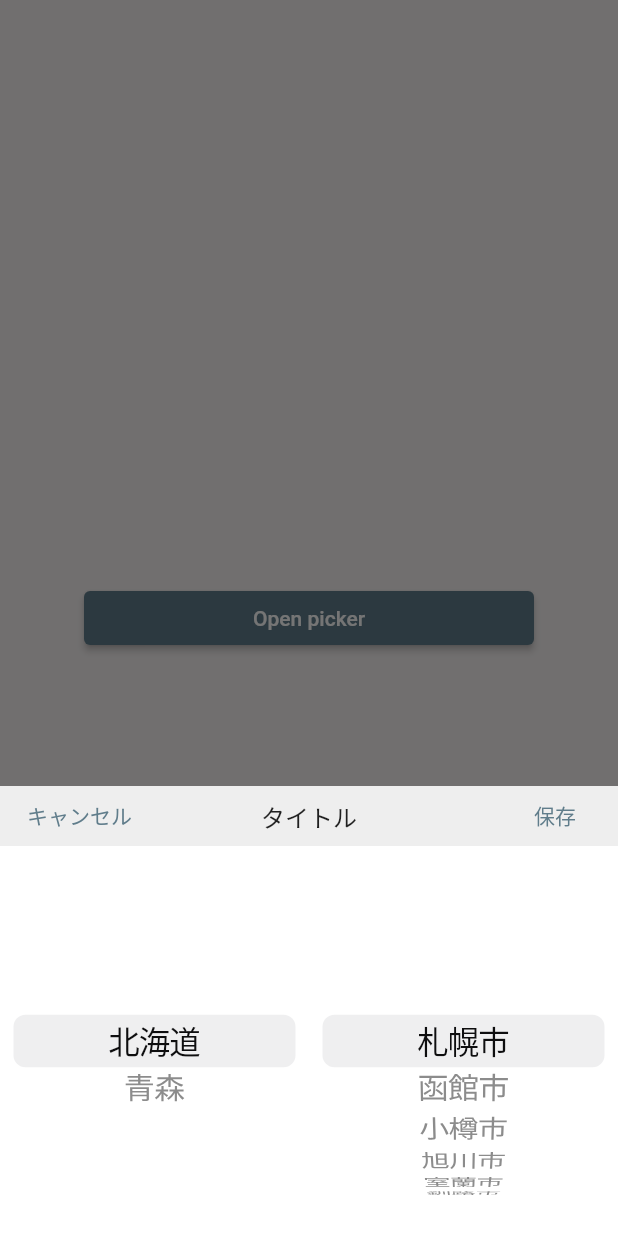
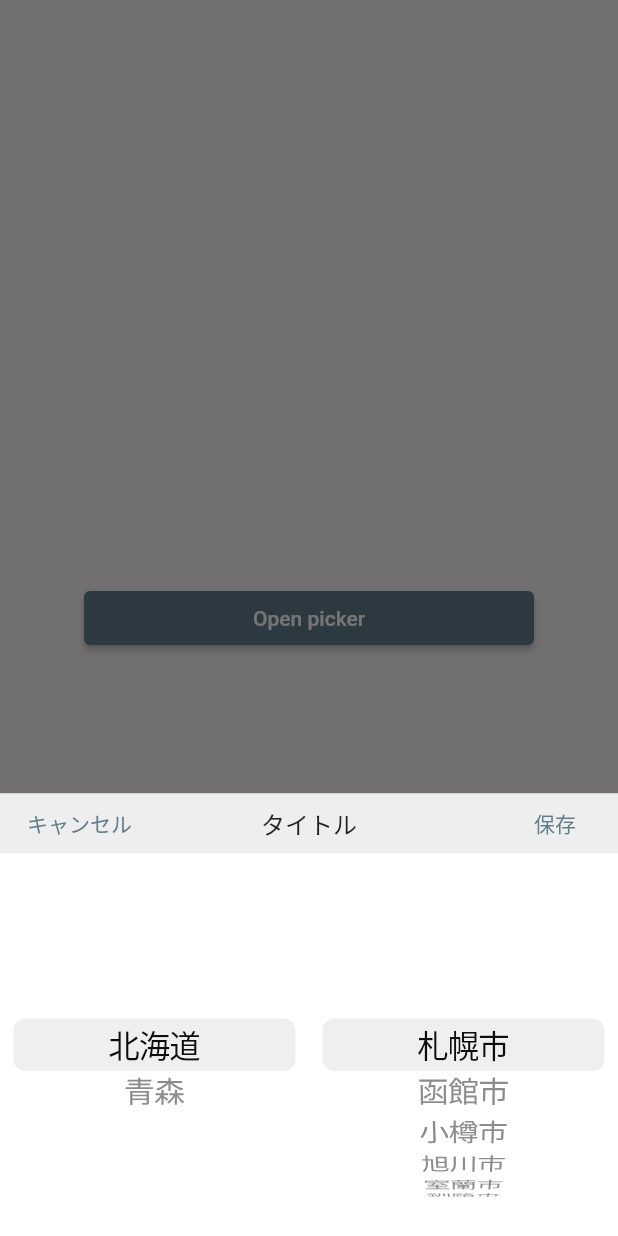
Before and after one commit to daisukemaki1003/flutter-japanese-address-picker, a Flutter app: the screen it shows after launch, after a tap on "Open picker", on a phone screen of 412 x 824 dp. Run offline on Flutter 3.47's test engine with Material 2 defaults, Android fonts, the phone set to English and light mode, and no system bars; our stand-ins replace flutter_datetime_picker.

Commit message:
[update] 実行を関数からの読み出しに変更

```diff
--- a/example/lib/main.dart
+++ b/example/lib/main.dart
@@ -50,13 +50,9 @@ class ExampleApp extends StatelessWidget {
   }
 
   _showButtomPicker(BuildContext context) {
-    // DatePicker.showPicker(
-    //   context,
-    //   showTitleActions: true,
-    //   locale: LocaleType.jp,
-    //   onConfirm: (date) {},
-    // );
-    JapanesePrefecturePicker(
+    JapanesePrefecturePicker.showBottomSheet(
+      context,
+      showHeader: true,
       header: JapanesePrefecturePickerHeader(
         title: const Text('タイトル', style: TextStyle(fontSize: 16)),
         leading: TextButton(
@@ -68,6 +64,6 @@ class ExampleApp extends StatelessWidget {
           child: const Text('保存', style: TextStyle(fontSize: 14)),
         ),
       ),
-    ).show(context);
+    );
   }
 }
--- a/lib/src/data/fake_address.dart
+++ b/lib/src/data/fake_address.dart
@@ -19,16 +19,16 @@ final json = {
   1: {
     'prefecture': '青森',
     'cites': {
-      0: '青森市',
-      1: '弘前市',
-      2: '八戸市',
-      3: '黒石市',
-      4: '五所川原市',
-      5: '十和田市',
-      6: '三沢市',
-      7: 'むつ市',
-      8: 'つがる市',
-      9: '平川市',
+      10: '青森市',
+      11: '弘前市',
+      12: '八戸市',
+      13: '黒石市',
+      14: '五所川原市',
+      15: '十和田市',
+      16: '三沢市',
+      17: 'むつ市',
+      18: 'つがる市',
+      19: '平川市',
     }
   }
 };
--- a/lib/src/japanese_prefecture_picker.dart
+++ b/lib/src/japanese_prefecture_picker.dart
@@ -1,17 +1,56 @@
 import 'package:flutter/material.dart';
+import 'package:japanese_prefecture_picker/japanese_prefecture_picker.dart';
 import 'package:japanese_prefecture_picker/src/data/address.dart';
+import 'package:japanese_prefecture_picker/src/japanese_prefecture_picker_theme.dart';
 import 'package:japanese_prefecture_picker/src/widgets/japanese_prefecture_picker_view.dart';
 
-class JapanesePrefecturePicker extends StatefulWidget {
-  const JapanesePrefecturePicker({
-    Key? key,
-    this.header,
+typedef AddressChangedCallback = Function(Address address);
+
+class JapanesePrefecturePicker {
+  /// [showHeader]ボトムソートにヘッダーを表示するか
+  /// falseの場合はヘッダーを表示しない
+  static showBottomSheet(
+    BuildContext context, {
+    bool showHeader = false,
+    JapanesePrefecturePickerHeader? header,
+    VoidCallback? onCancel,
+    AddressChangedCallback? onChanged,
+    JapanesePrefecturePickerTheme? theme,
+  }) async {
+    return await Navigator.push(
+      context,
+      _JapanesePrefecturePickerRoute(
+        showHeader: showHeader,
+        header: header ?? JapanesePrefecturePickerHeader(),
+        onChanged: onChanged,
+        onCancel: onCancel,
+        barrierLabel: MaterialLocalizations.of(
+          context,
+        ).modalBarrierDismissLabel,
+        theme: theme ?? JapanesePrefecturePickerTheme(),
+      ),
+    );
+  }
+}
+
+// ignore: unused_element
+class _JapanesePrefecturePickerRoute<T> extends PopupRoute<T> {
+  _JapanesePrefecturePickerRoute({
+    required this.showHeader,
+    required this.header,
     this.itemExtent = 35.0,
-    this.onChange,
-  }) : super(key: key);
+    this.onChanged,
+    this.onCancel,
+    this.barrierLabel,
+    required this.theme,
+    RouteSettings? settings,
+  }) : super(settings: settings);
+
+  /// ヘッダーを表示するかどうか
+  final bool showHeader;
 
   /// ピッカーのヘッダー
-  final Widget? header;
+  final JapanesePrefecturePickerHeader header;
 
   /// リストピッカーのアイテム範囲
   /// デフォルト値は[35.0]
@@ -19,37 +58,154 @@ class JapanesePrefecturePicker extends StatefulWidget {
 
   /// ピッカー項目間を移動するときに呼び出されるNullable関数
   /// 選択された都道府県市データを返します
-  final Function(dynamic)? onChange;
+  final AddressChangedCallback? onChanged;
 
-  void show(BuildContext context) => showModalBottomSheet(
-        context: context,
-        enableDrag: false,
-        isScrollControlled: false,
-        backgroundColor: Colors.transparent,
-        builder: (context) => BottomSheet(
-          backgroundColor: Colors.transparent,
-          enableDrag: false,
-          onClosing: () {},
-          builder: (context) => this,
-        ),
-      );
+  /// ピッカーのキャンセルボタンを押した際のNullable関数
+  final VoidCallback? onCancel;
+
+  /// [JapanesePrefecturePickerTheme]のスタイルを制御
+  final JapanesePrefecturePickerTheme theme;
 
   @override
-  State createState() => _JapanesePrefecturePickerState();
-}
+  Duration get transitionDuration => const Duration(milliseconds: 200);
 
-class _JapanesePrefecturePickerState extends State<JapanesePrefecturePicker> {
   @override
-  Widget build(BuildContext context) {
-    return Container(
-      height: 300,
-      decoration: BoxDecoration(color: Colors.white),
-      child: Column(
-        children: [
-          widget.header ?? Container(),
-          JapanesePrefecturePickerView(),
-        ],
+  bool get barrierDismissible => true;
+
+  @override
+  final String? barrierLabel;
+
+  @override
+  Color get barrierColor => Colors.black54;
+
+  AnimationController? _animationController;
+
+  @override
+  AnimationController createAnimationController() {
+    assert(_animationController == null);
+    _animationController = BottomSheet.createAnimationController(
+      navigator!.overlay!,
+    );
+    return _animationController!;
+  }
+
+  @override
+  Widget buildPage(
+    BuildContext context,
+    Animation<double> animation,
+    Animation<double> secondaryAnimation,
+  ) {
+    return InheritedTheme.captureAll(
+      context,
+      MediaQuery.removePadding(
+        context: context,
+        removeTop: true,
+        child: _JapanesePrefecturePickerComponent(
+          onChanged: onChanged,
+          route: this,
+        ),
       ),
     );
   }
 }
+
+class _JapanesePrefecturePickerComponent extends StatefulWidget {
+  const _JapanesePrefecturePickerComponent({
+    Key? key,
+    this.onChanged,
+    required this.route,
+  }) : super(key: key);
+
+  final AddressChangedCallback? onChanged;
+  final _JapanesePrefecturePickerRoute route;
+
+  @override
+  State<StatefulWidget> createState() =>
+      _JapanesePrefecturePickerComponentState();
+}
+
+class _JapanesePrefecturePickerComponentState
+    extends State<_JapanesePrefecturePickerComponent> {
+  late FixedExtentScrollController leftScrollCtrl,
+      middleScrollCtrl,
+      rightScrollCtrl;
+
+  @override
+  void initState() {
+    super.initState();
+    // refreshScrollOffset();
+  }
+
+  @override
+  Widget build(BuildContext context) {
+    return GestureDetector(
+      child: AnimatedBuilder(
+        animation: widget.route.animation!,
+        builder: (BuildContext context, Widget? child) {
+          final double bottomPadding = MediaQuery.of(context).padding.bottom;
+          return ClipRect(
+            child: CustomSingleChildLayout(
+              delegate: _JapanesePrefecturePickerLayout(
+                widget.route.animation!.value,
+                theme: widget.route.theme,
+                bottomPadding: bottomPadding,
+                showHeader: widget.route.showHeader,
+              ),
+              child: GestureDetector(
+                child: Material(
+                  child: Column(
+                    children: [
+                      widget.route.showHeader
+                          ? widget.route.header
+                          : Container(),
+                      JapanesePrefecturePickerView(),
+                    ],
+                  ),
+                ),
+              ),
+            ),
+          );
+        },
+      ),
+    );
+  }
+}
+
+/// Pickerのレイアウト
+class _JapanesePrefecturePickerLayout extends SingleChildLayoutDelegate {
+  final JapanesePrefecturePickerTheme theme;
+  final double progress;
+  final double bottomPadding;
+  final bool showHeader;
+
+  _JapanesePrefecturePickerLayout(
+    this.progress, {
+    required this.theme,
+    this.bottomPadding = 0,
+    required this.showHeader,
+  });
+
+  @override
+  BoxConstraints getConstraintsForChild(BoxConstraints constraints) {
+    double maxHeight = theme.containerHeight;
+    if (showHeader) maxHeight += theme.titleHeight;
+
+    return BoxConstraints(
+      minWidth: constraints.maxWidth,
+      maxWidth: constraints.maxWidth,
+      minHeight: 0.0,
+      maxHeight: maxHeight + bottomPadding,
+    );
+  }
+
+  @override
+  Offset getPositionForChild(Size size, Size childSize) {
+    final height = size.height - childSize.height * progress;
+    return Offset(0.0, height);
+  }
+
+  @override
+  bool shouldRelayout(_JapanesePrefecturePickerLayout oldDelegate) {
+    return progress != oldDelegate.progress;
+  }
+}
--- /dev/null
+++ b/lib/src/japanese_prefecture_picker_theme.dart
@@ -0,0 +1,11 @@
+class JapanesePrefecturePickerTheme {
+  final double containerHeight;
+  final double titleHeight;
+  final double itemHeight;
+
+  JapanesePrefecturePickerTheme({
+    this.containerHeight = 250.0,
+    this.titleHeight = 45.0,
+    this.itemHeight = 36.0,
+  });
+}
--- a/lib/src/widgets/japanese_prefecture_picker_header.dart
+++ b/lib/src/widgets/japanese_prefecture_picker_header.dart
@@ -45,15 +45,15 @@ class JapanesePrefecturePickerHeader extends StatelessWidget {
       child: Row(
         mainAxisAlignment: MainAxisAlignment.spaceEvenly,
         children: [
-          item(Alignment.centerLeft, leading),
-          item(Alignment.center, title),
-          item(Alignment.centerRight, trailing),
+          headerItem(Alignment.centerLeft, leading),
+          headerItem(Alignment.center, title),
+          headerItem(Alignment.centerRight, trailing),
         ],
       ),
     );
   }
 
-  item(AlignmentGeometry? alignment, Widget? widget) {
+  headerItem(AlignmentGeometry? alignment, Widget? widget) {
     return Expanded(child: Container(alignment: alignment, child: widget));
   }
 }
--- a/lib/src/widgets/japanese_prefecture_picker_view.dart
+++ b/lib/src/widgets/japanese_prefecture_picker_view.dart
@@ -7,18 +7,26 @@ class JapanesePrefecturePickerView extends StatefulWidget {
   const JapanesePrefecturePickerView({Key? key}) : super(key: key);
 
   @override
-  State createState() => _JapanesePrefecturePickerViewState();
+  State<StatefulWidget> createState() => _JapanesePrefecturePickerViewState();
 }
 
 class _JapanesePrefecturePickerViewState
     extends State<JapanesePrefecturePickerView> {
+  /// 選択された都道府県のID
   int prefectureId = 0;
+
+  /// 選択された市町村のID
   int cityId = 0;
+
+  /// 表示する都道府県データ
   Map<int, String> prefectures = {};
+
+  /// 表示する市町村データ
   Map<int, String> cites = {};
 
   @override
   void initState() {
+    /// 都道府県データを初期化
     json.forEach((key, value) {
       prefectures[key] = value['prefecture'] as String;
     });
@@ -27,33 +35,23 @@ class _JapanesePrefecturePickerViewState
 
   @override
   Widget build(BuildContext context) {
+    /// 選択された都道府県IDに応じて表示する市町村データを生成します。
     cites = json[prefectureId]!['cites'] as Map<int, String>;
 
     return Expanded(
-      child: CustomSingleChildLayout(
-        delegate: _JapanesePrefecturePickerViewLayout(),
-        child: Row(children: [
-          _pickerItem(prefectures, (id) => setState(() => prefectureId = id)),
-          _pickerItem(cites, (id) => setState(() => cityId = id)),
-        ]),
-      ),
+      child: Row(children: [
+        _pickerItem(prefectures, (id) => prefectureId = id),
+        _pickerItem(cites, (id) => cityId = id),
+      ]),
     );
   }
 
-  JapanesePrefecturePickerViewItem _pickerItem(
-    Map<int, String> addresses,
-    Function(int addressId) onChange,
-  ) {
+  _pickerItem(Map<int, String> addresses, Function(int id) onChange) {
     return JapanesePrefecturePickerViewItem(
-      addresses,
-      onChange: (index) => onChange(addresses.keys.elementAt(index)),
+      addresses: addresses,
+      onChange: (index) {
+        setState(() => onChange(addresses.keys.elementAt(index)));
+      },
     );
   }
 }
-
-class _JapanesePrefecturePickerViewLayout extends SingleChildLayoutDelegate {
-  @override
-  bool shouldRelayout(covariant SingleChildLayoutDelegate oldDelegate) {
-    return true;
-  }
-}
--- a/lib/src/widgets/japanese_prefecture_picker_view_item.dart
+++ b/lib/src/widgets/japanese_prefecture_picker_view_item.dart
@@ -8,12 +8,20 @@ class JapanesePrefecturePickerViewItem extends StatelessWidget {
     required this.onChange,
   });
 
+  /// 表示するアイテム数
+  /// [itemCount]の回数分[builder]関数を実行しWidgetを生成します。
   final int itemCount;
-  final Widget Function(int) builder;
-  final Function(int) onChange;
 
-  factory JapanesePrefecturePickerViewItem(
-    Map<int, String> addresses, {
+  /// 表示するアドレスデータを生成
+  /// 引数には実行回数が入り、この関数は[itemCount]の数だけ実行されます。
+  final Widget Function(int index) builder;
+
+  /// アドレスデータが変更された際に呼び出される関数
+  /// 引数には選択されたアドレスのKeyのIndexが返されます
+  final Function(int index) onChange;
+
+  factory JapanesePrefecturePickerViewItem({
+    required Map<int, String> addresses,
     required Function(int) onChange,
   }) {
     return JapanesePrefecturePickerViewItem._(
```
